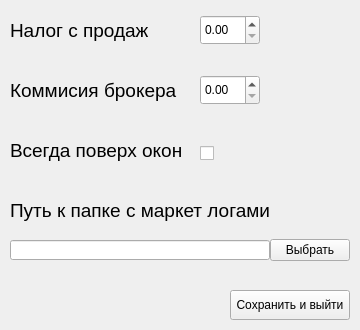
Above: eve_profit_helper_settings.ui from Cornholius/eve_profit_helper before the change. Below: the same form after it.
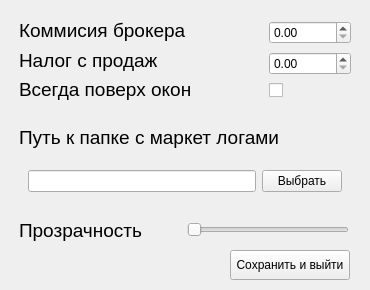
That is the form after the change.

```diff
--- a/eve_profit_helper_settings.ui
+++ b/eve_profit_helper_settings.ui
@@ -6,41 +6,37 @@
    <rect>
     <x>0</x>
     <y>0</y>
-    <width>360</width>
-    <height>330</height>
+    <width>370</width>
+    <height>290</height>
    </rect>
   </property>
+  <property name="minimumSize">
+   <size>
+    <width>370</width>
+    <height>290</height>
+   </size>
+  </property>
+  <property name="maximumSize">
+   <size>
+    <width>370</width>
+    <height>16777215</height>
+   </size>
+  </property>
   <property name="windowTitle">
    <string>Form</string>
   </property>
-  <widget class="QLabel" name="sell_tax_title">
+  <widget class="QFrame" name="position_1_1">
    <property name="geometry">
     <rect>
      <x>10</x>
      <y>10</y>
-     <width>180</width>
-     <height>40</height>
+     <width>250</width>
+     <height>100</height>
     </rect>
    </property>
-   <property name="font">
-    <font>
-     <family>Arial</family>
-     <pointsize>14</pointsize>
-    </font>
-   </property>
-   <property name="text">
-    <string>Налог с продаж</string>
-   </property>
-  </widget>
+   <layout class="QVBoxLayout" name="verticalLayout">
+    <item>
   <widget class="QLabel" name="broker_tax_title">
-   <property name="geometry">
-    <rect>
-     <x>10</x>
-     <y>70</y>
-     <width>180</width>
-     <height>40</height>
-    </rect>
-   </property>
    <property name="font">
     <font>
      <family>Arial</family>
@@ -51,15 +47,9 @@
     <string>Коммисия брокера</string>
    </property>
   </widget>
-  <widget class="QLabel" name="market_logs_title">
-   <property name="geometry">
-    <rect>
-     <x>10</x>
-     <y>190</y>
-     <width>260</width>
-     <height>40</height>
-    </rect>
-   </property>
+    </item>
+    <item>
+     <widget class="QLabel" name="sell_tax_title">
    <property name="font">
     <font>
      <family>Arial</family>
@@ -67,61 +57,12 @@
     </font>
    </property>
    <property name="text">
-    <string>Путь к папке с маркет логами</string>
-   </property>
-  </widget>
-  <widget class="QDoubleSpinBox" name="broker_tax_value">
-   <property name="geometry">
-    <rect>
-     <x>200</x>
-     <y>75</y>
-     <width>60</width>
-     <height>30</height>
-    </rect>
-   </property>
-  </widget>
-  <widget class="QDoubleSpinBox" name="sell_tax_value">
-   <property name="geometry">
-    <rect>
-     <x>200</x>
-     <y>15</y>
-     <width>60</width>
-     <height>30</height>
-    </rect>
-   </property>
-  </widget>
-  <widget class="QPushButton" name="market_logs_btn">
-   <property name="geometry">
-    <rect>
-     <x>270</x>
-     <y>239</y>
-     <width>80</width>
-     <height>22</height>
-    </rect>
-   </property>
-   <property name="text">
-    <string>Выбрать</string>
-   </property>
-  </widget>
-  <widget class="QLineEdit" name="market_logs_path">
-   <property name="geometry">
-    <rect>
-     <x>10</x>
-     <y>240</y>
-     <width>260</width>
-     <height>20</height>
-    </rect>
-   </property>
-  </widget>
+       <string>Налог с продаж</string>
+      </property>
+     </widget>
+    </item>
+    <item>
   <widget class="QLabel" name="on_top">
-   <property name="geometry">
-    <rect>
-     <x>10</x>
-     <y>130</y>
-     <width>180</width>
-     <height>40</height>
-    </rect>
-   </property>
    <property name="font">
     <font>
      <family>Arial</family>
@@ -132,15 +73,27 @@
     <string>Всегда поверх окон</string>
    </property>
   </widget>
+    </item>
+   </layout>
+  </widget>
+  <widget class="QFrame" name="position_1_2">
+   <property name="geometry">
+    <rect>
+     <x>260</x>
+     <y>10</y>
+     <width>100</width>
+     <height>100</height>
+    </rect>
+   </property>
+   <layout class="QVBoxLayout" name="verticalLayout_2">
+    <item>
+     <widget class="QDoubleSpinBox" name="broker_tax_value"/>
+    </item>
+    <item>
+     <widget class="QDoubleSpinBox" name="sell_tax_value"/>
+    </item>
+    <item>
   <widget class="QCheckBox" name="on_top_checkBox">
-   <property name="geometry">
-    <rect>
-     <x>200</x>
-     <y>138</y>
-     <width>30</width>
-     <height>30</height>
-    </rect>
-   </property>
    <property name="text">
     <string/>
    </property>
@@ -151,11 +104,14 @@
     </size>
    </property>
   </widget>
+    </item>
+   </layout>
+  </widget>
   <widget class="QPushButton" name="save_and_exit_btn">
    <property name="geometry">
     <rect>
      <x>230</x>
-     <y>290</y>
+     <y>250</y>
      <width>120</width>
      <height>30</height>
     </rect>
@@ -164,6 +120,107 @@
     <string>Сохранить и выйти</string>
    </property>
   </widget>
+  <widget class="QFrame" name="position_2_1">
+   <property name="geometry">
+    <rect>
+     <x>10</x>
+     <y>110</y>
+     <width>350</width>
+     <height>100</height>
+    </rect>
+   </property>
+   <layout class="QVBoxLayout" name="verticalLayout_3">
+    <item>
+     <widget class="QLabel" name="market_logs_title">
+      <property name="sizePolicy">
+       <sizepolicy hsizetype="Preferred" vsizetype="Preferred">
+        <horstretch>0</horstretch>
+        <verstretch>0</verstretch>
+       </sizepolicy>
+      </property>
+      <property name="font">
+       <font>
+        <family>Arial</family>
+        <pointsize>14</pointsize>
+       </font>
+      </property>
+      <property name="text">
+       <string>Путь к папке с маркет логами</string>
+      </property>
+     </widget>
+    </item>
+    <item>
+     <widget class="QFrame" name="horizontalFrame">
+      <layout class="QHBoxLayout" name="horizontalLayout">
+       <item>
+        <widget class="QLineEdit" name="market_logs_path">
+         <property name="sizePolicy">
+          <sizepolicy hsizetype="Expanding" vsizetype="Fixed">
+           <horstretch>0</horstretch>
+           <verstretch>0</verstretch>
+          </sizepolicy>
+         </property>
+        </widget>
+       </item>
+       <item>
+        <widget class="QPushButton" name="market_logs_btn">
+         <property name="text">
+          <string>Выбрать</string>
+         </property>
+        </widget>
+       </item>
+      </layout>
+     </widget>
+    </item>
+   </layout>
+  </widget>
+  <widget class="QFrame" name="position_3_1">
+   <property name="enabled">
+    <bool>true</bool>
+   </property>
+   <property name="geometry">
+    <rect>
+     <x>10</x>
+     <y>210</y>
+     <width>348</width>
+     <height>40</height>
+    </rect>
+   </property>
+   <layout class="QHBoxLayout" name="horizontalLayout_2">
+    <item>
+     <widget class="QLabel" name="opacity_title">
+      <property name="font">
+       <font>
+        <family>Arial</family>
+        <pointsize>14</pointsize>
+       </font>
+      </property>
+      <property name="text">
+       <string>Прозрачность</string>
+      </property>
+     </widget>
+    </item>
+    <item>
+     <widget class="QSlider" name="opacity_slider">
+      <property name="sizePolicy">
+       <sizepolicy hsizetype="Preferred" vsizetype="Fixed">
+        <horstretch>0</horstretch>
+        <verstretch>0</verstretch>
+       </sizepolicy>
+      </property>
+      <property name="minimumSize">
+       <size>
+        <width>0</width>
+        <height>0</height>
+       </size>
+      </property>
+      <property name="orientation">
+       <enum>Qt::Horizontal</enum>
+      </property>
+     </widget>
+    </item>
+   </layout>
+  </widget>
  </widget>
  <resources/>
  <connections/>
```
Lines whose indentation alone changed are shown as unchanged.
